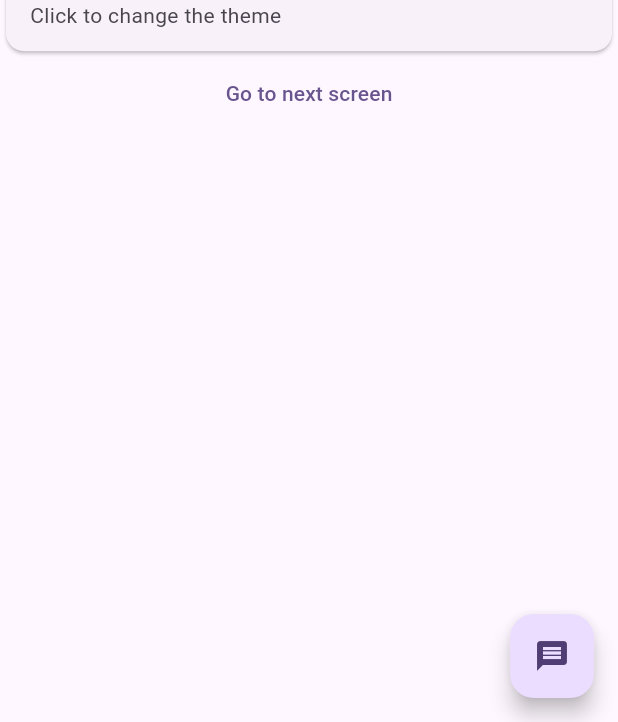
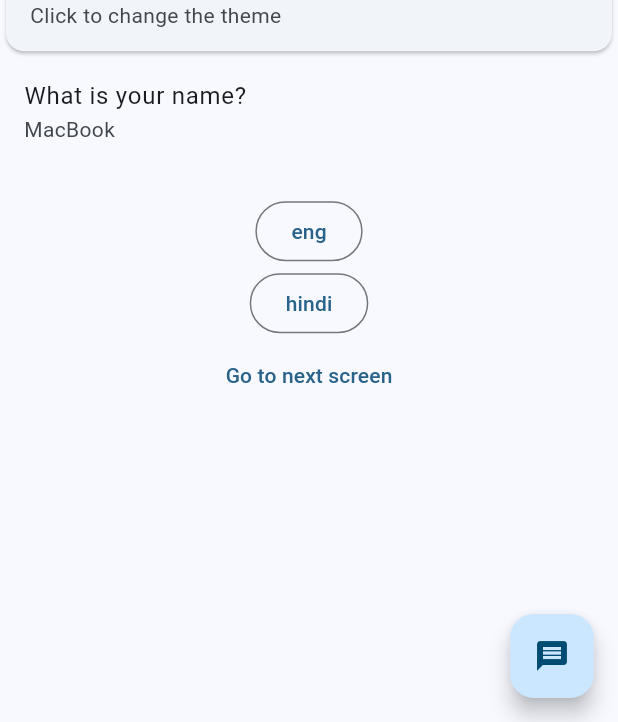
Before and after one commit to iabhinavrajput/flutter-getX, a Flutter app: the screen it shows after launch, on a phone screen of 412 x 824 dp, the part 514-1236 px from its top. Run offline on Flutter 3.47's test engine with Material 3 defaults, Android fonts, the phone set to English and light mode, and no system bars; our stand-ins replace get.

Commit message:
feat(i18n): add GetX localization and runtime language switch

```diff
--- a/lib/home_screen.dart
+++ b/lib/home_screen.dart
@@ -80,6 +80,22 @@ class _HomeScreenState extends State<HomeScreen> {
             ),
           ),
 
+          ListTile(title: Text('message'.tr), subtitle: Text("name".tr)),
+          SizedBox(height: 20),
+
+          OutlinedButton(
+            onPressed: () {
+              Get.updateLocale(Locale('en', 'US'));
+            },
+            child: Text('eng'),
+          ),
+          OutlinedButton(
+            onPressed: () {
+              Get.updateLocale(Locale('hi', 'IN'));
+            },
+            child: Text('hindi'),
+          ),
+
           Center(
             child: TextButton(
               onPressed: () {
--- /dev/null
+++ b/lib/language.dart
@@ -0,0 +1,9 @@
+import 'package:get/get.dart';
+
+class Languages extends Translations {
+  @override
+  Map<String, Map<String, String>> get keys => {
+    'en_US': {'message': 'What is your name?', 'name': 'MacBook'},
+    'hi_IN': {'message': 'आपका क्या नाम है?', 'name': 'मैकबुक'},
+  };
+}
--- a/lib/main.dart
+++ b/lib/main.dart
@@ -1,6 +1,7 @@
 import 'package:flutter/material.dart';
 import 'package:get/get_navigation/get_navigation.dart';
 import 'package:getx_demo/home_screen.dart';
+import 'package:getx_demo/language.dart';
 import 'package:getx_demo/screen_one.dart';
 
 void main() {
@@ -14,8 +15,14 @@ class MyApp extends StatelessWidget {
   Widget build(BuildContext context) {
     return GetMaterialApp(
       title: 'Flutter Demo',
+
+      translations: Languages(),
+      locale: Locale('en', 'US'),
+
+      fallbackLocale: Locale('en', 'US'),
+
       theme: ThemeData(
-        colorScheme: ColorScheme.fromSeed(seedColor: Colors.deepPurple),
+        colorScheme: ColorScheme.fromSeed(seedColor: Colors.blue.shade200),
       ),
       home: const HomeScreen(),
       getPages: [
```
